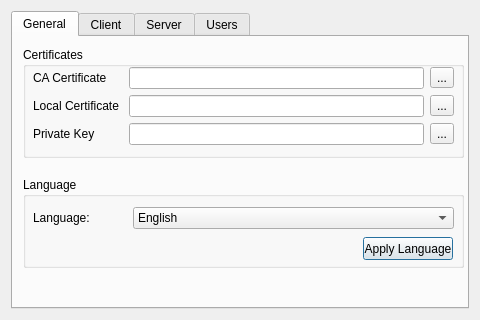
jiakeliu/Cobra, file resources/preferences.ui: the form before one commit.
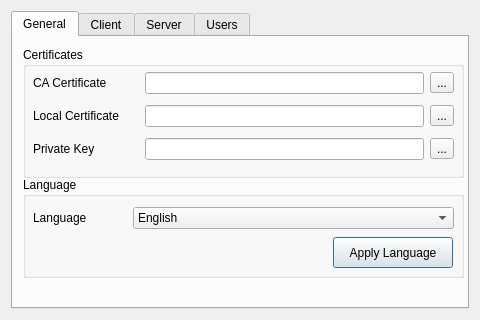
The form after the commit. The open tabs and pages were chosen to show the change. Icons and pictures are not drawn.

Commit message: Polished up Preferences GUI and hooked up some functionalities.

Diff of the .ui file:
```diff
--- a/resources/preferences.ui
+++ b/resources/preferences.ui
@@ -52,6 +52,9 @@
     <layout class="QVBoxLayout" name="verticalLayout">
      <item>
       <widget class="QTabWidget" name="prefTab">
+       <property name="tabShape">
+        <enum>QTabWidget::Rounded</enum>
+       </property>
        <property name="currentIndex">
         <number>3</number>
        </property>
@@ -65,7 +68,7 @@
            <x>10</x>
            <y>140</y>
            <width>441</width>
-           <height>91</height>
+           <height>101</height>
           </rect>
          </property>
          <property name="title">
@@ -76,12 +79,30 @@
            <rect>
             <x>10</x>
             <y>30</y>
-            <width>61</width>
+            <width>90</width>
             <height>21</height>
            </rect>
           </property>
+          <property name="sizePolicy">
+           <sizepolicy hsizetype="Fixed" vsizetype="Preferred">
+            <horstretch>0</horstretch>
+            <verstretch>0</verstretch>
+           </sizepolicy>
+          </property>
+          <property name="minimumSize">
+           <size>
+            <width>90</width>
+            <height>0</height>
+           </size>
+          </property>
+          <property name="maximumSize">
+           <size>
+            <width>90</width>
+            <height>16777215</height>
+           </size>
+          </property>
           <property name="text">
-           <string>Language:</string>
+           <string>Language</string>
           </property>
          </widget>
          <widget class="QComboBox" name="comboBoxLang">
@@ -107,12 +128,36 @@
          <widget class="QPushButton" name="Apply">
           <property name="geometry">
            <rect>
-            <x>340</x>
+            <x>310</x>
             <y>60</y>
-            <width>90</width>
-            <height>23</height>
+            <width>120</width>
+            <height>31</height>
            </rect>
           </property>
+          <property name="sizePolicy">
+           <sizepolicy hsizetype="Fixed" vsizetype="Fixed">
+            <horstretch>0</horstretch>
+            <verstretch>0</verstretch>
+           </sizepolicy>
+          </property>
+          <property name="minimumSize">
+           <size>
+            <width>120</width>
+            <height>0</height>
+           </size>
+          </property>
+          <property name="maximumSize">
+           <size>
+            <width>120</width>
+            <height>16777215</height>
+           </size>
+          </property>
+          <property name="baseSize">
+           <size>
+            <width>0</width>
+            <height>0</height>
+           </size>
+          </property>
           <property name="text">
            <string>Apply Language</string>
           </property>
@@ -124,7 +169,7 @@
            <x>10</x>
            <y>10</y>
            <width>441</width>
-           <height>111</height>
+           <height>131</height>
           </rect>
          </property>
          <property name="title">
@@ -136,7 +181,7 @@
             <x>10</x>
             <y>20</y>
             <width>421</width>
-            <height>80</height>
+            <height>101</height>
            </rect>
           </property>
           <layout class="QVBoxLayout" name="verticalLayout_2">
@@ -146,7 +191,7 @@
               <widget class="QLabel" name="label_6">
                <property name="minimumSize">
                 <size>
-                 <width>90</width>
+                 <width>106</width>
                  <height>0</height>
                 </size>
                </property>
@@ -173,7 +218,7 @@
               <widget class="QLabel" name="label_7">
                <property name="minimumSize">
                 <size>
-                 <width>90</width>
+                 <width>106</width>
                  <height>0</height>
                 </size>
                </property>
@@ -200,7 +245,7 @@
               <widget class="QLabel" name="label_8">
                <property name="minimumSize">
                 <size>
-                 <width>90</width>
+                 <width>106</width>
                  <height>0</height>
                 </size>
                </property>
```
Left out of the diff: 26 changed lines with no effect on the pictures. The commit also changes 5 other files.
